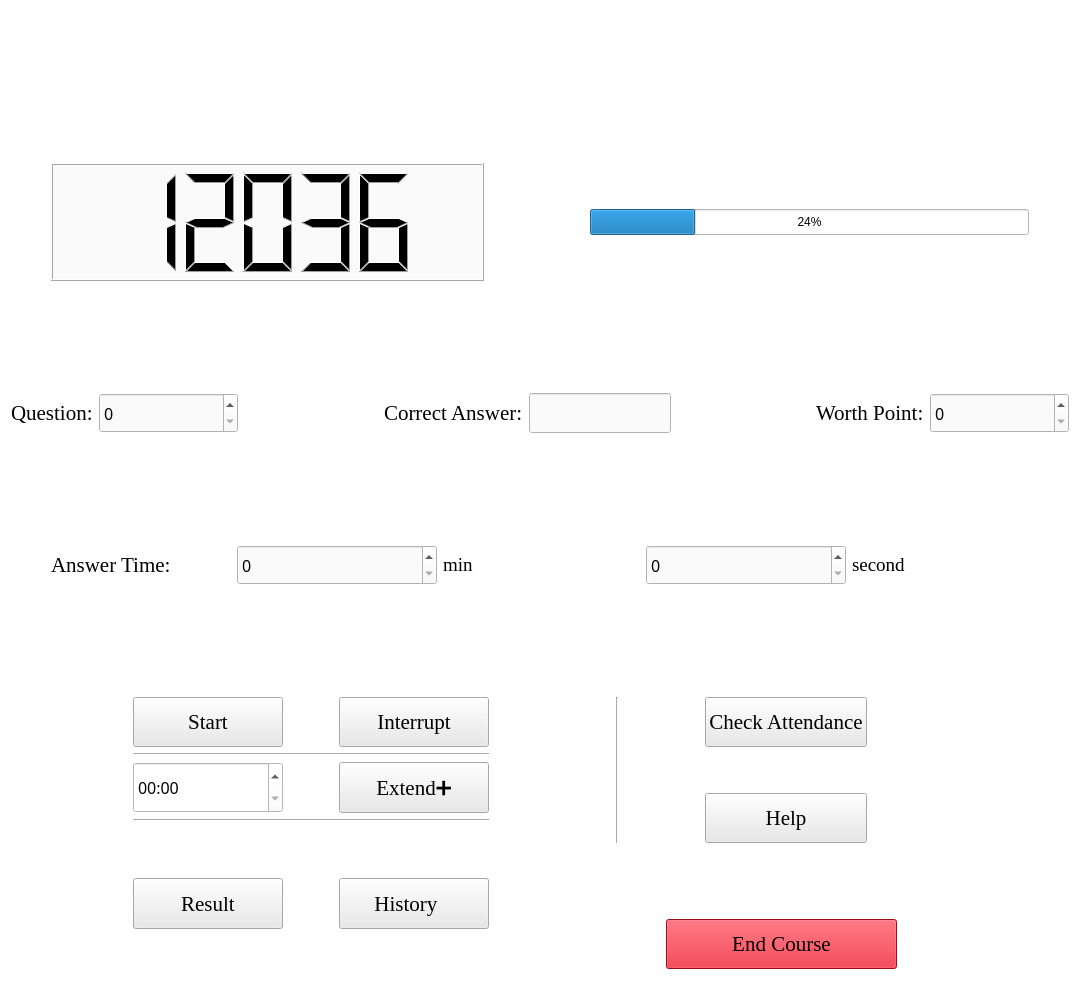
First picture: the form in UI/Answer_section.ui, repository Astraeus-Q/Clicker-for-ZJUI, before the edit.
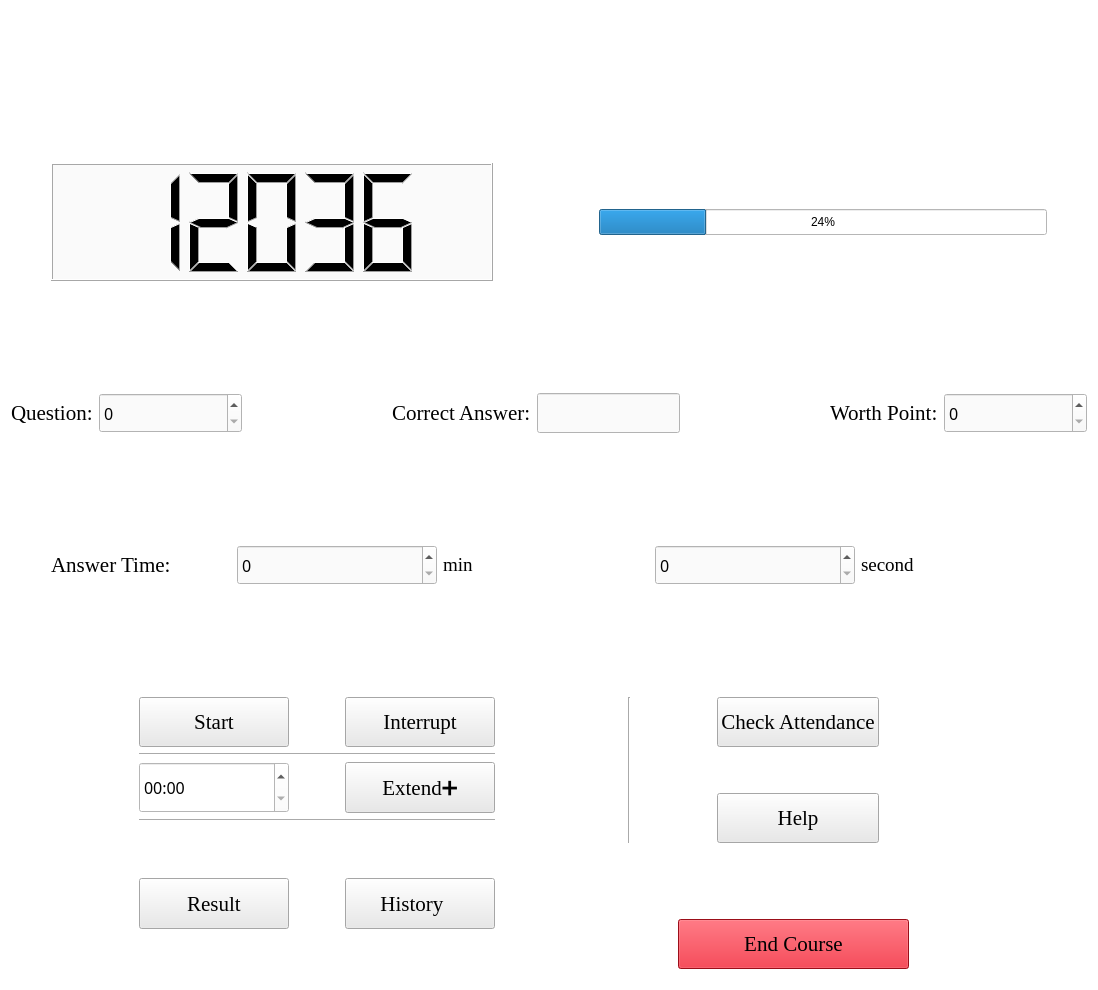
Second picture: the form after the edit. Icons and pictures are not drawn.

Patch:
```diff
--- a/UI/Answer_section.ui
+++ b/UI/Answer_section.ui
@@ -6,7 +6,7 @@
    <rect>
     <x>0</x>
     <y>0</y>
-    <width>1080</width>
+    <width>1098</width>
     <height>990</height>
    </rect>
   </property>
```
